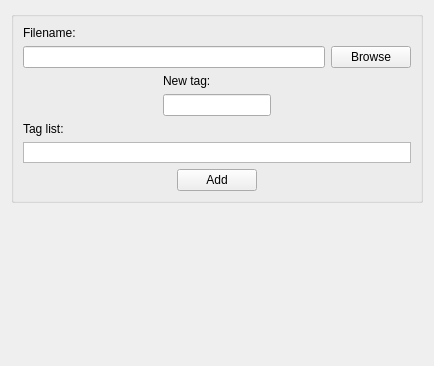
The window that editpage.ui (acraig5075/tag-a-file) describes before a commit, drawn with Qt 5.
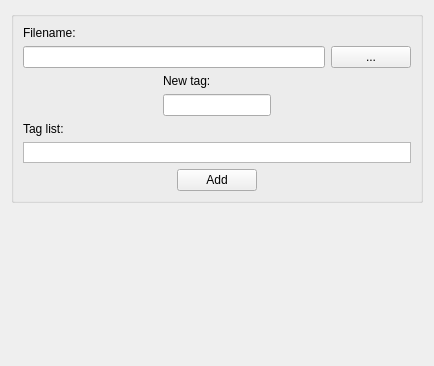
The same window after the commit. Custom widgets are drawn as their Qt base class.

Commit message: Introduced browse page.

The edit to the form file:
```diff
--- a/editpage.ui
+++ b/editpage.ui
@@ -39,7 +39,7 @@
         <item>
          <widget class="QPushButton" name="browseButton">
           <property name="text">
-           <string>Browse</string>
+           <string>...</string>
           </property>
          </widget>
         </item>
```
The commit also changes 10 other files.
